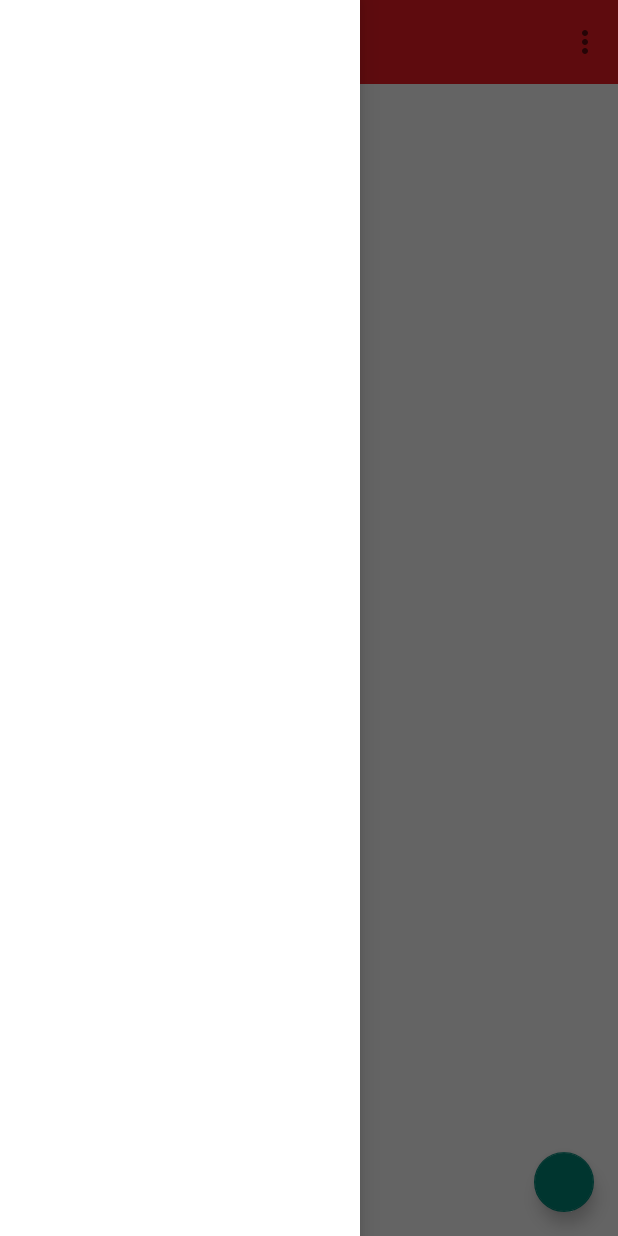
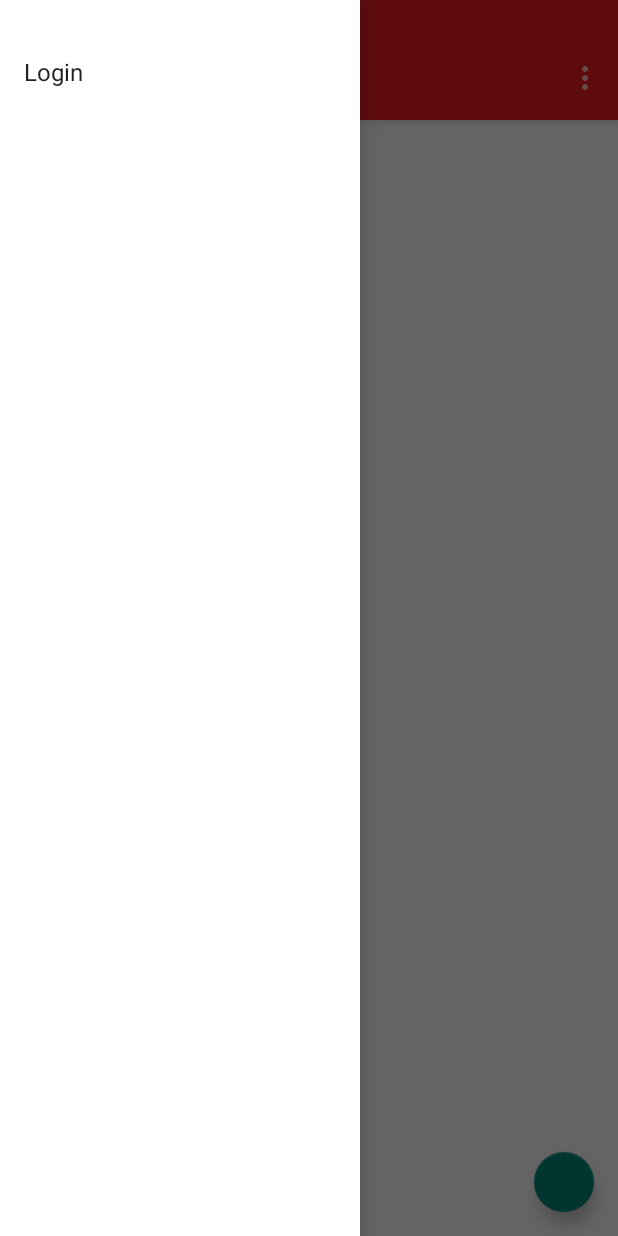
Before and after one commit to int0x191f2/mediamaid-android, an Android app: the screen it shows after launch (MainActivity), with the side drawer open, on a phone screen of 412 x 824 dp. Run offline under Robolectric (Android 15) with nearby library versions, the phone set to English and light mode, and no system bars; libraries missing offline, so code that uses them is left out: twitter4j.auth, twitter4j.conf; plain views replace FloatingActionButton; 6 statements that could not run were skipped.

Commit message:
Fixed drawer issues with status bar. Added elevation to the actionbar so it has a shadow.

```diff
--- a/app/src/main/java/int0x191f2/mediamaid/MainActivity.java
+++ b/app/src/main/java/int0x191f2/mediamaid/MainActivity.java
@@ -24,7 +24,9 @@ import android.util.Log;
 import android.view.Menu;
 import android.view.MenuItem;
 import android.view.View;
+import android.widget.ArrayAdapter;
 import android.widget.EditText;
+import android.widget.ListView;
 import android.widget.Toast;
 
 import twitter4j.*;
@@ -48,8 +50,12 @@ public class MainActivity extends AppCompatActivity {
     private static ConnectionDetector cd;
     private AccessToken accessToken;
     private int0x191f2.mediamaid.TwitterAuth twitterAuth;
-    FloatingActionButton fab;
-    Toolbar toolbar;
+    private FloatingActionButton fab;
+    private Toolbar toolbar;
+
+    private DrawerLayout drawerLayout;
+    private ListView drawerListView;
+    private String[] drawerItems = {"Login"};
 
     public void composeDialog(View view) {
         startActivity(new Intent(this,ComposeActivity.class));
@@ -88,6 +94,11 @@ public class MainActivity extends AppCompatActivity {
         //Disable back button in top level of application
         getSupportActionBar().setDisplayHomeAsUpEnabled(false);
         sp = getApplicationContext().getSharedPreferences("MediaMaid",0);
+
+        drawerLayout = (DrawerLayout) findViewById(R.id.drawerLayout);
+        drawerListView = (ListView) findViewById(R.id.navDrawer);
+        drawerListView.setAdapter(new ArrayAdapter<String>(this, android.R.layout.simple_list_item_1, drawerItems));
+
     }
 
     @Override
--- a/app/src/main/res/layout/activity_main.xml
+++ b/app/src/main/res/layout/activity_main.xml
@@ -3,15 +3,24 @@
     xmlns:fab="http://schemas.android.com/apk/res-auto"
     android:layout_width="match_parent"
     android:layout_height="match_parent"
-    android:fitsSystemWindows="true">
+    android:fitsSystemWindows="false"
+    android:id="@+id/drawerLayout"
+    android:elevation="7dp"
+    >
     <FrameLayout
         android:layout_width="match_parent"
-        android:layout_height="match_parent">
-        <android.support.v7.widget.Toolbar
+        android:layout_height="match_parent"
+        android:clickable="true"
+        >
+        <android.support.v7.widget.Toolbar xmlns:android="http://schemas.android.com/apk/res/android"
             android:id="@+id/mainToolbar"
             android:layout_width="match_parent"
-            android:layout_height="?attr/actionBarSize"
-            android:background="?attr/colorPrimary"/>
+            android:layout_height="wrap_content"
+            android:background="?attr/colorPrimary"
+            android:paddingTop="24dp"
+            android:theme="@style/ThemeOverlay.AppCompat.Dark"
+            android:elevation="4dp"
+            />
         <com.melnykov.fab.FloatingActionButton
             android:id="@+id/fab"
             android:layout_width="wrap_content"
@@ -26,6 +35,7 @@
     <ListView android:id="@+id/navDrawer"
         android:layout_width="240dp"
         android:layout_height="match_parent"
+        android:paddingTop="24dp"
         android:layout_gravity="start"
         android:choiceMode="singleChoice"
         android:divider="@android:color/transparent"
--- /dev/null
+++ b/app/src/main/res/values-v21/styles.xml
@@ -0,0 +1,22 @@
+<resources>
+
+    <!-- Base application theme. -->
+    <style name="AppTheme" parent="Theme.AppCompat.Light.NoActionBar">
+        <item name="colorPrimary">@color/primary_red</item>
+        <item name="colorPrimaryDark">@color/primary_red_dark</item>
+        <!--<item name="android:homeAsUpIndicator">@drawable/ic_nav_back_white</item>-->
+        <!-- Prevents the activity from making its own action bar-->
+        <item name="windowActionBar">false</item>
+        <item name="android:windowTranslucentStatus">true</item>
+
+    </style>
+    <style name="Widget.CardContent" parent="android:Widget">
+        <item name="android:paddingLeft">16dp</item>
+        <item name="android:paddingRight">16dp</item>
+        <item name="android:paddingTop">24dp</item>
+        <item name="android:paddingBottom">24dp</item>
+        <item name="android:orientation">vertical</item>
+    </style>
+
+
+</resources>
```
